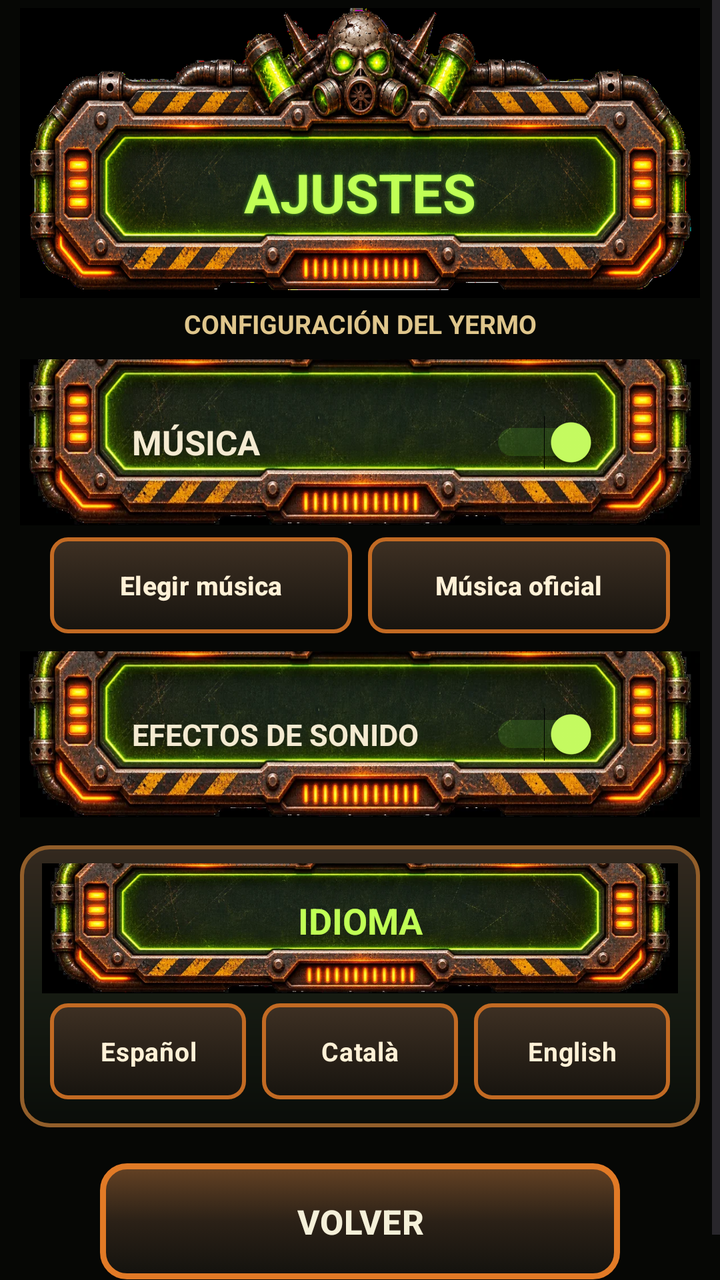
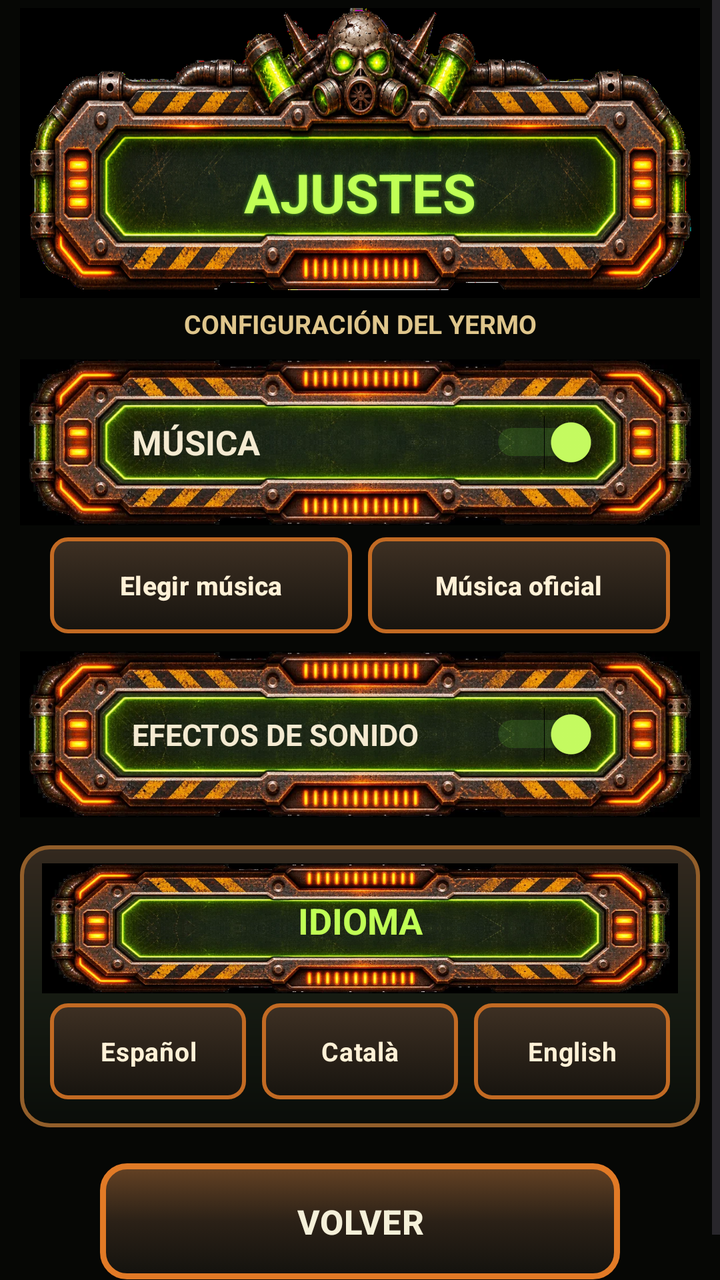

Two renders of the same Android screen: before a commit and after it. Below are the layout's source before the change and the commit's diff.
<!-- AndroidManifest.xml: application theme Theme.Tragaperras -->
<!-- res/layout/activity_settings.xml -->
<?xml version="1.0" encoding="utf-8"?>
<FrameLayout xmlns:android="http://schemas.android.com/apk/res/android"
    xmlns:app="http://schemas.android.com/apk/res-auto"
    android:id="@+id/main"
    android:layout_width="match_parent"
    android:layout_height="match_parent"
    android:background="#060705">

    
    <ScrollView
        android:layout_width="match_parent"
        android:layout_height="match_parent"
        android:fillViewport="true"
        android:scrollbarStyle="outsideOverlay">

        <LinearLayout
            android:layout_width="match_parent"
            android:layout_height="wrap_content"
            android:orientation="vertical"
            android:gravity="center_horizontal"
            android:focusableInTouchMode="true"
            android:paddingStart="10dp"
            android:paddingEnd="10dp"
            android:paddingTop="4dp"
            android:paddingBottom="24dp">

            
            <FrameLayout
                android:layout_width="match_parent"
                android:layout_height="145dp">
                <ImageView
                    android:layout_width="match_parent"
                    android:layout_height="match_parent"
                    android:scaleType="fitXY"
                    android:src="@drawable/home_logo_plate_p2"
                    android:contentDescription="@null" />
                <TextView
                    android:layout_width="match_parent"
                    android:layout_height="wrap_content"
                    android:layout_gravity="top|center_horizontal"
                    android:layout_marginTop="74dp"
                    android:gravity="center"
                    android:text="@string/settings_title_p2"
                    android:textStyle="bold"
                    android:textSize="27sp"
                    android:textColor="#C0FF55"
                    android:shadowColor="#A86EFF33"
                    android:shadowRadius="5" />
            </FrameLayout>

            <TextView
                android:layout_width="match_parent"
                android:layout_height="wrap_content"
                android:layout_marginTop="4dp"
                android:layout_marginBottom="9dp"
                android:gravity="center"
                android:text="@string/settings_subtitle_p2"
                android:textColor="#DFC68C"
                android:textStyle="bold"
                android:textSize="13sp" />

            
            <FrameLayout
                android:layout_width="match_parent"
                android:layout_height="83dp">

                <ImageView
                    android:layout_width="match_parent"
                    android:layout_height="match_parent"
                    android:scaleType="fitXY"
                    android:src="@drawable/home_scores_header_v2"
                    android:contentDescription="@null" />

                <TextView
                    android:layout_width="match_parent"
                    android:layout_height="wrap_content"
                    android:layout_gravity="center_vertical|start"
                    android:layout_marginStart="56dp"
                    android:layout_marginEnd="114dp"
                    android:text="@string/settings_music_p2"
                    android:textColor="#F4EAD1"
                    android:textStyle="bold"
                    android:textSize="17sp" />

                <Switch
                    android:id="@+id/swMusic"
                    android:layout_width="wrap_content"
                    android:layout_height="48dp"
                    android:layout_gravity="center_vertical|end"
                    android:layout_marginEnd="51dp"
                    android:checked="true"
                    android:showText="false"
                    android:thumbTint="@color/settings_thumb_tint_p2"
                    android:trackTint="@color/settings_track_tint_p2"
                    android:contentDescription="@string/settings_music_p2"
                    android:minWidth="52dp" />

            </FrameLayout>

            
            <LinearLayout
                android:layout_width="match_parent"
                android:layout_height="wrap_content"
                android:layout_marginTop="6dp"
                android:paddingStart="11dp"
                android:paddingEnd="11dp"
                android:orientation="horizontal">

                <Button
                    android:id="@+id/btnChooseMusic"
                    android:layout_width="0dp"
                    android:layout_height="48dp"
                    android:layout_weight="1"
                    android:layout_marginHorizontal="4dp"
                    android:background="@drawable/settings_radio_selector_p2"
                    android:backgroundTint="@null"
                    app:backgroundTint="@null"
                    android:text="@string/settings_choose_music_p2"
                    android:textAllCaps="false"
                    android:textColor="@color/settings_radio_text_p2"
                    android:textSize="13sp"
                    android:textStyle="bold" />

                <Button
                    android:id="@+id/btnOfficialMusic"
                    android:layout_width="0dp"
                    android:layout_height="48dp"
                    android:layout_weight="1"
                    android:layout_marginHorizontal="4dp"
                    android:background="@drawable/settings_radio_selector_p2"
                    android:backgroundTint="@null"
                    app:backgroundTint="@null"
                    android:text="@string/settings_official_music_p2"
                    android:textAllCaps="false"
                    android:textColor="@color/settings_radio_text_p2"
                    android:textSize="13sp"
                    android:textStyle="bold" />
            </LinearLayout>

            

            <FrameLayout
                android:layout_width="match_parent"
                android:layout_height="83dp"
                android:layout_marginTop="9dp">

                <ImageView
                    android:layout_width="match_parent"
                    android:layout_height="match_parent"
                    android:scaleType="fitXY"
                    android:src="@drawable/home_scores_header_v2"
                    android:contentDescription="@null" />

                <TextView
                    android:layout_width="match_parent"
                    android:layout_height="wrap_content"
                    android:layout_gravity="center_vertical|start"
                    android:layout_marginStart="56dp"
                    android:layout_marginEnd="114dp"
                    android:text="@string/settings_effects_p2"
                    android:textColor="#F4EAD1"
                    android:textStyle="bold"
                    android:textSize="15sp"
                    android:gravity="center_vertical"
                    android:maxLines="2" />

                <Switch
                    android:id="@+id/swSoundEffects"
                    android:layout_width="wrap_content"
                    android:layout_height="48dp"
                    android:layout_gravity="center_vertical|end"
                    android:layout_marginEnd="51dp"
                    android:checked="true"
                    android:showText="false"
                    android:thumbTint="@color/settings_thumb_tint_p2"
                    android:trackTint="@color/settings_track_tint_p2"
                    android:contentDescription="@string/settings_effects_p2"
                    android:minWidth="52dp" />
            </FrameLayout>

            
            <LinearLayout
                android:layout_width="match_parent"
                android:layout_height="wrap_content"
                android:layout_marginTop="14dp"
                android:background="@drawable/settings_language_panel_p2"
                android:gravity="center_horizontal"
                android:orientation="vertical"
                android:paddingStart="11dp"
                android:paddingEnd="11dp"
                android:paddingTop="9dp"
                android:paddingBottom="14dp">

                <FrameLayout
                    android:layout_width="match_parent"
                    android:layout_height="65dp">
                    <ImageView
                        android:layout_width="match_parent"
                        android:layout_height="match_parent"
                        android:scaleType="fitXY"
                        android:src="@drawable/home_scores_header_v2"
                        android:contentDescription="@null" />
                    <TextView
                        android:layout_width="match_parent"
                        android:layout_height="match_parent"
                        android:layout_gravity="center"
                        android:gravity="center"
                        android:textAlignment="center"
                        android:includeFontPadding="false"
                        android:translationY="-3dp"
                        android:text="@string/settings_language_p2"
                        android:textColor="#C0FF55"
                        android:textSize="18sp"
                        android:textStyle="bold" />
                </FrameLayout>

                <RadioGroup
                    android:id="@+id/rgLanguage"
                    android:layout_width="match_parent"
                    android:layout_height="wrap_content"
                    android:layout_marginTop="5dp"
                    android:gravity="center"
                    android:orientation="horizontal">

                    <RadioButton
                        android:id="@+id/rbSpanish"
                        android:layout_width="0dp"
                        android:layout_height="48dp"
                        android:layout_marginHorizontal="4dp"
                        android:layout_weight="1"
                        android:background="@drawable/settings_radio_selector_p2"
                        android:button="@null"
                        android:checked="false"
                        android:gravity="center"
                        android:text="@string/settings_spanish_p2"
                        android:textColor="@color/settings_radio_text_p2"
                        android:textSize="13sp"
                        android:textStyle="bold" />

                    <RadioButton
                        android:id="@+id/rbCatalan"
                        android:layout_width="0dp"
                        android:layout_height="48dp"
                        android:layout_weight="1"
                        android:layout_marginHorizontal="4dp"
                        android:background="@drawable/settings_radio_selector_p2"
                        android:button="@null"
                        android:gravity="center"
                        android:text="@string/settings_catalan_p2"
                        android:textColor="@color/settings_radio_text_p2"
                        android:textSize="13sp"
                        android:textStyle="bold" />

                    <RadioButton
                        android:id="@+id/rbEnglish"
                        android:layout_width="0dp"
                        android:layout_height="48dp"
                        android:layout_weight="1"
                        android:layout_marginHorizontal="4dp"
                        android:background="@drawable/settings_radio_selector_p2"
                        android:button="@null"
                        android:gravity="center"
                        android:text="@string/settings_english_p2"
                        android:textColor="@color/settings_radio_text_p2"
                        android:textSize="13sp"
                        android:textStyle="bold" />
                </RadioGroup>
            </LinearLayout>

            
            <Button
                android:id="@+id/btnBack"
                android:layout_width="260dp"
                android:layout_height="58dp"
                android:layout_marginTop="18dp"
                android:background="@drawable/settings_back_button_p2"
                android:backgroundTint="@null"
                app:backgroundTint="@null"
                android:gravity="center"
                android:text="@string/settings_back_p2"
                android:textAllCaps="true"
                android:textColor="#F5F0D9"
                android:textSize="17sp"
                android:textStyle="bold" />

        </LinearLayout>
    </ScrollView>

    <com.google.android.material.appbar.MaterialToolbar
        android:id="@+id/toolbar"
        android:layout_width="56dp"
        android:layout_height="56dp"
        android:layout_gravity="top|end"
        android:background="@android:color/transparent"
        android:theme="@style/ThemeOverlay.AppCompat.Dark.ActionBar"
        app:title=""
        app:titleTextColor="#F9E5B7"
 />
</FrameLayout>
<!-- resources referenced by this layout -->
<resources>
  <!-- drawable home_logo_plate_p2: png bitmap (drawable-nodpi, 729310 bytes) -->
  <!-- drawable home_scores_header_v2: png bitmap (drawable-nodpi, 469378 bytes) -->
  <!-- drawable settings_back_button_p2 (drawable) -->
  <?xml version="1.0" encoding="utf-8"?>
  <selector xmlns:android="http://schemas.android.com/apk/res/android">
   <item android:state_pressed="true"><shape android:shape="rectangle"><solid android:color="#4E240F"/><stroke android:width="3dp" android:color="#F38227"/><corners android:radius="12dp"/></shape></item>
   <item><shape android:shape="rectangle"><gradient android:angle="270" android:startColor="#654224" android:centerColor="#2B2117" android:endColor="#13120E"/><stroke android:width="3dp" android:color="#E17A26"/><corners android:radius="12dp"/></shape></item>
  </selector>
  <!-- drawable settings_language_panel_p2 (drawable) -->
  <?xml version="1.0" encoding="utf-8"?>
  <shape xmlns:android="http://schemas.android.com/apk/res/android" android:shape="rectangle">
   <gradient android:angle="270" android:startColor="#34291F" android:centerColor="#171C13" android:endColor="#0A0D09"/>
   <stroke android:width="2dp" android:color="#925E2A"/>
   <corners android:radius="14dp"/>
  </shape>
  <!-- drawable settings_radio_selector_p2 (drawable) -->
  <?xml version="1.0" encoding="utf-8"?>
  <selector xmlns:android="http://schemas.android.com/apk/res/android">
   <item android:state_checked="true" android:drawable="@drawable/settings_radio_on_p2"/>
   <item android:drawable="@drawable/settings_radio_off_p2"/>
  </selector>
  <string name="settings_back_p2">VOLVER</string>
  <string name="settings_catalan_p2">Català</string>
  <string name="settings_choose_music_p2">Elegir música</string>
  <string name="settings_effects_p2">EFECTOS DE SONIDO</string>
  <string name="settings_english_p2">English</string>
  <string name="settings_language_p2">IDIOMA</string>
  <string name="settings_music_p2">MÚSICA</string>
  <string name="settings_official_music_p2">Música oficial</string>
  <string name="settings_spanish_p2">Español</string>
  <string name="settings_subtitle_p2">CONFIGURACIÓN DEL YERMO</string>
  <string name="settings_title_p2">AJUSTES</string>
  <style name="Theme.Tragaperras" parent="Base.Theme.Tragaperras" />
  <!-- drawable settings_radio_on_p2 (drawable) -->
  <?xml version="1.0" encoding="utf-8"?>
  <shape xmlns:android="http://schemas.android.com/apk/res/android" android:shape="rectangle">
   <gradient android:angle="270" android:startColor="#9BDC3F" android:endColor="#3D6C19"/>
   <stroke android:width="2dp" android:color="#D4FC66"/>
   <corners android:radius="8dp"/>
  </shape>
  <!-- drawable settings_radio_off_p2 (drawable) -->
  <?xml version="1.0" encoding="utf-8"?>
  <shape xmlns:android="http://schemas.android.com/apk/res/android" android:shape="rectangle">
   <gradient android:angle="270" android:startColor="#3E3023" android:endColor="#17140F"/>
   <stroke android:width="2dp" android:color="#C26A23"/>
   <corners android:radius="8dp"/>
  </shape>
  <style name="Base.Theme.Tragaperras" parent="Theme.Material3.DayNight.NoActionBar">
          
          <item name="colorPrimary">@color/toolbar_blue</item>
          <item name="colorOnPrimary">@color/white</item>
          <item name="colorControlActivated">@color/toolbar_blue</item>
      </style>
  <color name="toolbar_blue">#1565C0</color>
  <color name="white">#FFFFFFFF</color>
</resources>

<!-- the commit's change to res/layout/activity_settings.xml (unified diff, before → after) -->
@@ -68,7 +68,7 @@
                     android:layout_width="match_parent"
                     android:layout_height="match_parent"
                     android:scaleType="fitXY"
-                    android:src="@drawable/home_scores_header_v2"
+                    android:src="@drawable/settings_plate_complete_p2"
                     android:contentDescription="@null" />
 
                 <TextView
@@ -148,7 +148,7 @@
                     android:layout_width="match_parent"
                     android:layout_height="match_parent"
                     android:scaleType="fitXY"
-                    android:src="@drawable/home_scores_header_v2"
+                    android:src="@drawable/settings_plate_complete_p2"
                     android:contentDescription="@null" />
 
                 <TextView
@@ -198,7 +198,7 @@
                         android:layout_width="match_parent"
                         android:layout_height="match_parent"
                         android:scaleType="fitXY"
-                        android:src="@drawable/home_scores_header_v2"
+                        android:src="@drawable/settings_plate_complete_p2"
                         android:contentDescription="@null" />
                     <TextView
                         android:layout_width="match_parent"
<!-- resource entries referenced after the edit -->
@@ -1,7 +1,6 @@
 <!-- resources referenced by this layout -->
 <resources>
   <!-- drawable home_logo_plate_p2: png bitmap (drawable-nodpi, 729310 bytes) -->
-  <!-- drawable home_scores_header_v2: png bitmap (drawable-nodpi, 469378 bytes) -->
   <!-- drawable settings_back_button_p2 (drawable) -->
   <?xml version="1.0" encoding="utf-8"?>
   <selector xmlns:android="http://schemas.android.com/apk/res/android">
@@ -15,6 +14,7 @@
    <stroke android:width="2dp" android:color="#925E2A"/>
    <corners android:radius="14dp"/>
   </shape>
+  <!-- drawable settings_plate_complete_p2: png bitmap (drawable-nodpi, 570365 bytes) -->
   <!-- drawable settings_radio_selector_p2 (drawable) -->
   <?xml version="1.0" encoding="utf-8"?>
   <selector xmlns:android="http://schemas.android.com/apk/res/android">
